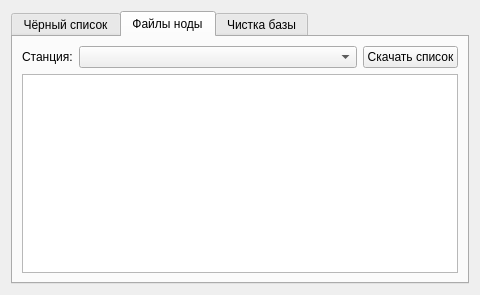
Above: qtgui-files/additional.ui from idec-net/cutiefeed before the change. Below: the same form after it.
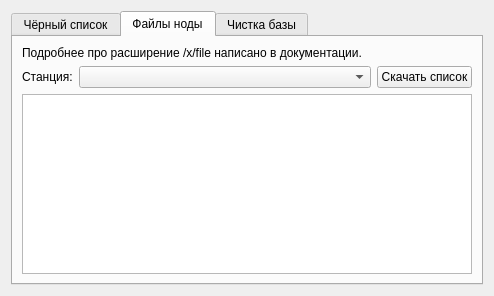
That is the form after the change. The open tabs and pages were chosen to show the change. Icons and pictures are not drawn.

Diff of the .ui file:
```diff
--- a/qtgui-files/additional.ui
+++ b/qtgui-files/additional.ui
@@ -6,8 +6,8 @@
    <rect>
     <x>0</x>
     <y>0</y>
-    <width>480</width>
-    <height>295</height>
+    <width>494</width>
+    <height>296</height>
    </rect>
   </property>
   <property name="windowTitle">
@@ -189,6 +189,13 @@
        <string>Файлы ноды</string>
       </attribute>
       <layout class="QVBoxLayout" name="verticalLayout">
+       <item>
+        <widget class="QLabel" name="label_7">
+         <property name="text">
+          <string>Подробнее про расширение /x/file написано в документации.</string>
+         </property>
+        </widget>
+       </item>
        <item>
         <widget class="QFrame" name="frame_3">
          <property name="frameShape">
```
